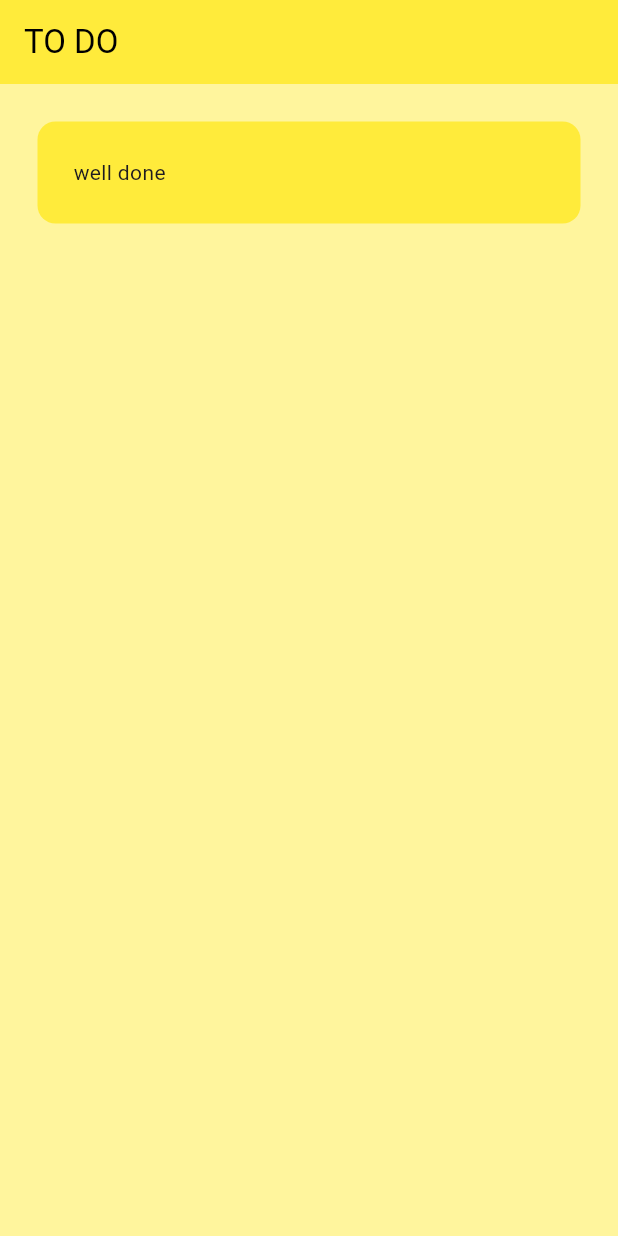
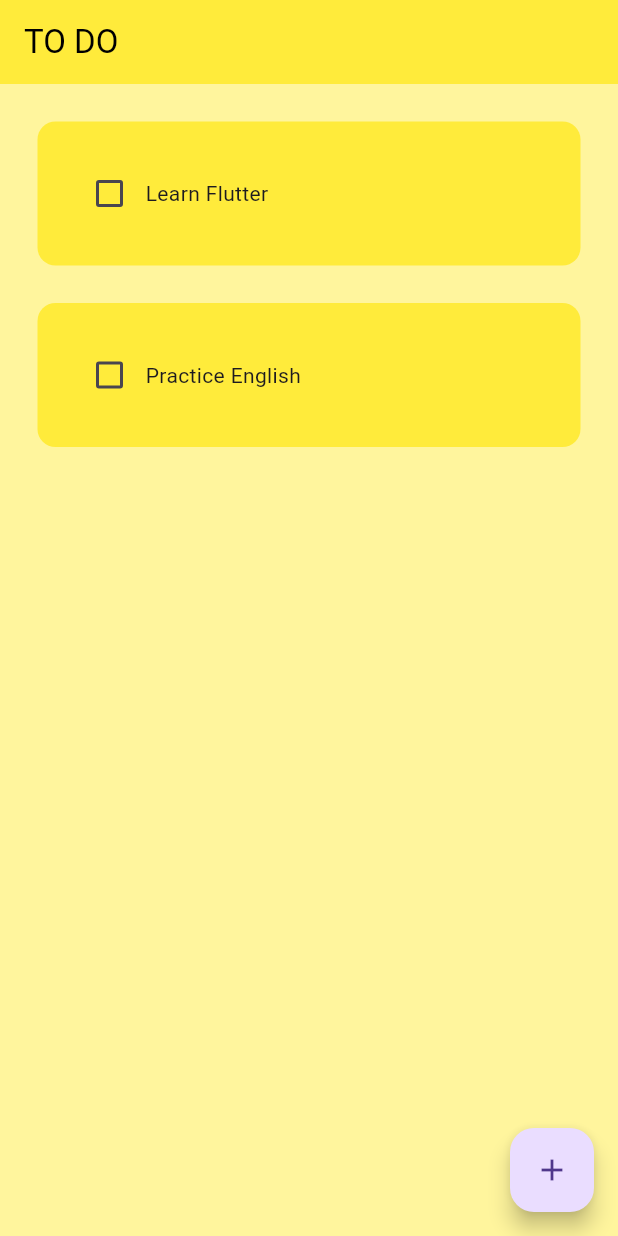
Before and after one commit to n1k02/flutter_todo_list, a Flutter app: the screen it shows after launch, on a phone screen of 412 x 824 dp. Run offline on Flutter 3.47's test engine with Material 3 defaults, Android fonts, the phone set to English and light mode, and no system bars; drawn by our look-alikes of flutter_slidable; our stand-ins replace hive, hive_flutter; accounts and stored records are empty.

Commit message:
ToDo-List app done

```diff
--- a/lib/pages/home_page.dart
+++ b/lib/pages/home_page.dart
@@ -1,5 +1,8 @@
 import 'package:flutter/material.dart';
+import 'package:flutter_application_1/storage/db.dart';
+import 'package:flutter_application_1/util/dialog_box.dart';
 import 'package:flutter_application_1/util/todo_tile.dart';
+import 'package:hive/hive.dart';
 
 class HomePage extends StatefulWidget {
   const HomePage({super.key});
@@ -9,6 +12,66 @@ class HomePage extends StatefulWidget {
 }
 
 class _HomePageState extends State<HomePage> {
+  // reference the hive
+  final _box = Hive.box('box');
+  ToDoDB db = ToDoDB();
+
+  @override
+  void initState() {
+
+    // if this is the 1st  time ever opening the app, then create default data
+    if(_box.get('TODOLIST') == null) {
+      db.createInitialData();
+    } else {
+      db.getData();
+    }
+
+    super.initState();
+  }
+
+
+  // text controller
+  final _controller = TextEditingController();
+
+  //checkbox func
+  void checkboxHandle(bool? value, int index) {
+    setState(() {
+      db.toDoList[index][1] = !db.toDoList[index][1];
+    });
+    db.updateDB();
+  }
+
+  // save new task
+  void saveNewTask() {
+    setState(() {
+      db.toDoList.add([_controller.text, false]);
+      _controller.clear();
+    });
+    Navigator.of(context).pop();
+    db.updateDB();
+  }
+
+  // create a new task
+  void createNewTask() {
+    showDialog(
+        context: context,
+        builder: (context) {
+          return DialogBox(
+            controller: _controller,
+            onSave: saveNewTask,
+            onCancel: () => Navigator.of(context).pop(),
+          );
+        });
+  }
+
+  // delete task
+  void deleteTask (int index) {
+    setState(() {
+      db.toDoList.removeAt(index);
+    });
+    db.updateDB();
+  }
+
   @override
   Widget build(BuildContext context) {
     return Scaffold(
@@ -17,8 +80,18 @@ class _HomePageState extends State<HomePage> {
         title: Text('TO DO'),
         elevation: 0,
       ),
-      body: ListView(
-        children: [ToDoTile()],
+      floatingActionButton: FloatingActionButton(
+          onPressed: createNewTask, child: Icon(Icons.add)),
+      body: ListView.builder(
+        itemCount: db.toDoList.length,
+        itemBuilder: (context, index) {
+          return ToDoTile(
+              taskName: db.toDoList[index][0],
+              isTaskCompleted: db.toDoList[index][1],
+              onChanged: ((value) => checkboxHandle(value, index)),
+              deleteTask: (context) => deleteTask(index),
+              );
+        },
       ),
     );
   }
--- /dev/null
+++ b/lib/storage/db.dart
@@ -0,0 +1,29 @@
+import 'package:hive/hive.dart';
+
+class ToDoDB {
+
+  List toDoList = [
+
+  ];
+
+  // reference the box
+  final _box = Hive.box('box');
+
+  // run this method of this is the 1st time ever opening this app
+  void createInitialData() {
+    toDoList = [
+      ['Learn Flutter', false],
+      ['Practice English', false],
+    ];
+  }
+
+  // get data from db
+  void getData () {
+    toDoList = _box.get('TODOLIST');
+  }
+
+  // update the DB
+  void updateDB () {
+    _box.put('TODOLIST', toDoList);
+  }
+}
--- a/lib/util/todo_tile.dart
+++ b/lib/util/todo_tile.dart
@@ -1,17 +1,59 @@
 import 'package:flutter/material.dart';
+import 'package:flutter_slidable/flutter_slidable.dart';
 
 class ToDoTile extends StatelessWidget {
-  const ToDoTile({super.key});
+  final String taskName;
+  final bool isTaskCompleted;
+  Function(bool?)? onChanged;
+  Function(BuildContext) ? deleteTask;
+
+  ToDoTile({
+    super.key,
+    required this.taskName,
+    required this.isTaskCompleted,
+    required this.onChanged,
+    required this.deleteTask,
+  });
+
+
 
   @override
   Widget build(BuildContext context) {
     return Padding(
-      padding: const EdgeInsets.all(25.0),
-      child: Container(
-        padding: const EdgeInsets.all(24),
-        decoration: BoxDecoration(
-            color: Colors.yellow, borderRadius: BorderRadius.circular(12)),
-        child: const Text('well done'),
+      padding: const EdgeInsets.fromLTRB(25, 25, 25, 0),
+      child: Slidable(
+        endActionPane: ActionPane(
+          motion: StretchMotion(),
+          children: [
+            SlidableAction(
+              onPressed: deleteTask,
+              icon: Icons.delete,
+              backgroundColor: Colors.red,
+              borderRadius: BorderRadius.circular(12),
+            )
+          ],
+        ),
+        child: Container(
+          padding: const EdgeInsets.all(24),
+          decoration: BoxDecoration(
+              color: Colors.yellow, borderRadius: BorderRadius.circular(12)),
+          child: Row(
+            children: [
+              Checkbox(
+                  value: isTaskCompleted,
+                  onChanged: onChanged,
+                  activeColor: Colors.black),
+              // task name
+              Text(
+                taskName,
+                style: TextStyle(
+                    decoration: isTaskCompleted
+                        ? TextDecoration.lineThrough
+                        : TextDecoration.none),
+              ),
+            ],
+          ),
+        ),
       ),
     );
   }
--- a/pubspec.yaml
+++ b/pubspec.yaml
@@ -30,15 +30,20 @@ environment:
 dependencies:
   flutter:
     sdk: flutter
+  hive: ^2.2.3
+  hive_flutter: ^1.1.0
 
 
   # The following adds the Cupertino Icons font to your application.
   # Use with the CupertinoIcons class for iOS style icons.
   cupertino_icons: ^1.0.6
+  flutter_slidable: ^3.1.1
 
 dev_dependencies:
   flutter_test:
     sdk: flutter
+  hive_generator: ^2.0.1
+  build_runner: ^2.4.11
 
   # The "flutter_lints" package below contains a set of recommended lints to
   # encourage good coding practices. The lint set provided by the package is
```
Also changed, not shown: lib/main.dart (+11 -1 lines), lib/util/dialog_box.dart (added, +44 -0 lines), lib/util/my_button.dart (added, +12 -0 lines), pubspec.lock, 1 other file.
